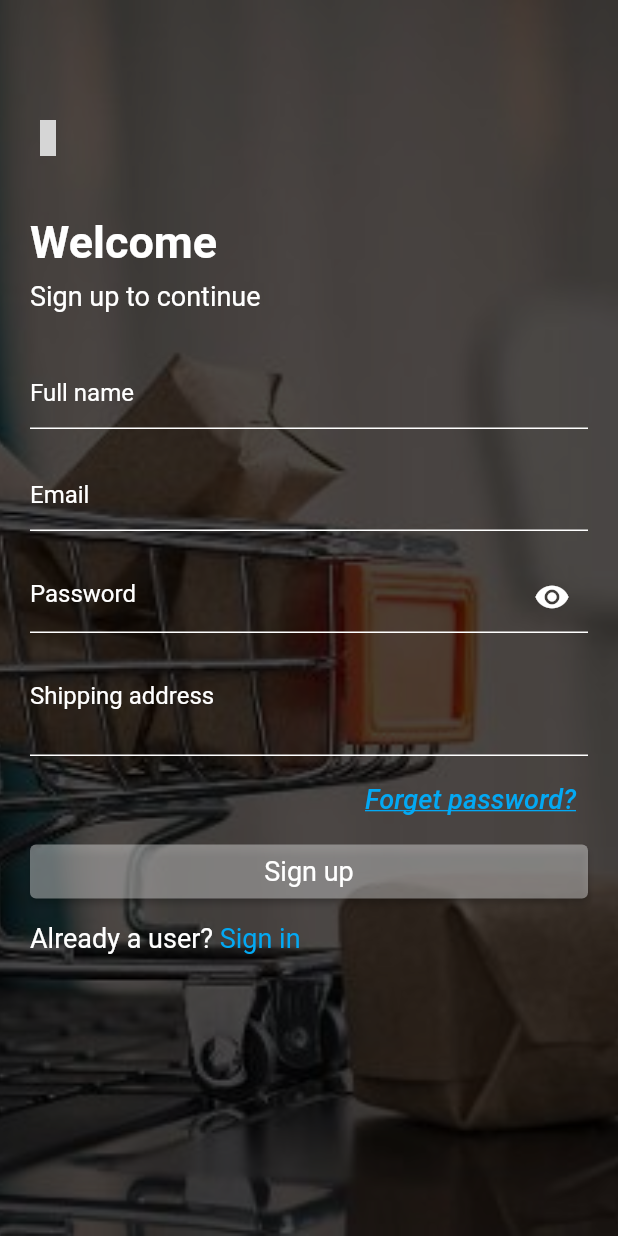
After one commit to Daniel-TheProgrammer/localmarket, a Flutter app: the RegisterScreen screen opened by its route, on a phone screen of 412 x 824 dp. The commit adds this screen. Run offline on Flutter 3.47's test engine with Material 2 defaults, Android fonts, the phone set to English and light mode, and no system bars; drawn by our look-alikes of card_swiper; our stand-ins replace badges, fancy_shimmer_image, firebase_auth, firebase_core, flutter_iconly, shared_preferences; accounts and stored records are empty; grey boxes are pictures that could not be loaded.

Commit message:
loadingmanager

```diff
--- a/lib/screens/auth/register.dart
+++ b/lib/screens/auth/register.dart
@@ -12,6 +12,7 @@ import '../../services/global_methods.dart';
 import '../../services/utils.dart';
 import '../../widgets/auth_button.dart';
 import '../../widgets/text_widget.dart';
+import '../loading_manager.dart';
 import 'forget_pass.dart';
 import 'package:firebase_auth/firebase_auth.dart';
 
@@ -57,11 +58,16 @@ class _RegisterScreenState extends State<RegisterScreen> {
       _formKey.currentState!.save();
 
       try {
-        //Calling authInstance we have defined in consts
         await authInstance.createUserWithEmailAndPassword(
             email: _emailTextController.text.toLowerCase().trim(),
             password: _passTextController.text.trim());
-        print('Succesfully Registered');
+        print('Succefully registered');
+      } on FirebaseException catch (error) {
+        GlobalMethods.errorDialog(
+            subtitle: '${error.message}', context: context);
+        setState(() {
+          _isLoading = false;
+        });
       } catch (error) {
         GlobalMethods.errorDialog(subtitle: '$error', context: context);
         setState(() {
@@ -81,7 +87,9 @@ class _RegisterScreenState extends State<RegisterScreen> {
     Color color = Utils(context).color;
 
     return Scaffold(
-      body: Stack(
+      body: LoadingManager(
+        isLoading: _isLoading,
+        child: Stack(
           children: <Widget>[
             Swiper(
               duration: 800,
@@ -113,8 +121,9 @@ class _RegisterScreenState extends State<RegisterScreen> {
                   ),
                   InkWell(
                     borderRadius: BorderRadius.circular(12),
-                  onTap: () =>
-                      Navigator.canPop(context) ? Navigator.pop(context) : null,
+                    onTap: () => Navigator.canPop(context)
+                        ? Navigator.pop(context)
+                        : null,
                     child: Icon(
                       IconlyLight.arrowLeft2,
                       color: theme == true ? Colors.white : Colors.black,
@@ -180,8 +189,8 @@ class _RegisterScreenState extends State<RegisterScreen> {
                         TextFormField(
                           focusNode: _emailFocusNode,
                           textInputAction: TextInputAction.next,
-                        onEditingComplete: () =>
-                            FocusScope.of(context).requestFocus(_passFocusNode),
+                          onEditingComplete: () => FocusScope.of(context)
+                              .requestFocus(_passFocusNode),
                           keyboardType: TextInputType.emailAddress,
                           controller: _emailTextController,
                           validator: (value) {
@@ -310,7 +319,9 @@ class _RegisterScreenState extends State<RegisterScreen> {
                       ),
                     ),
                   ),
-                AuthButton(
+                  _isLoading
+                      ? const CircularProgressIndicator()
+                      : AuthButton(
                           buttonText: 'Sign up',
                           fct: () {
                             _submitFormOnRegister();
@@ -322,7 +333,8 @@ class _RegisterScreenState extends State<RegisterScreen> {
                   RichText(
                     text: TextSpan(
                         text: 'Already a user?',
-                      style: const TextStyle(color: Colors.white, fontSize: 18),
+                        style:
+                            const TextStyle(color: Colors.white, fontSize: 18),
                         children: <TextSpan>[
                           TextSpan(
                               text: ' Sign in',
@@ -340,6 +352,7 @@ class _RegisterScreenState extends State<RegisterScreen> {
             ),
           ],
         ),
+      ),
     );
   }
 }
--- /dev/null
+++ b/lib/screens/loading_manager.dart
@@ -0,0 +1,28 @@
+import 'package:flutter/material.dart';
+
+class LoadingManager extends StatelessWidget {
+  const LoadingManager({Key? key, required this.isLoading, required this.child})
+      : super(key: key);
+  final bool isLoading;
+  final Widget child;
+  @override
+  Widget build(BuildContext context) {
+    return Stack(
+      children: [
+        child,
+        isLoading
+            ? Container(
+                color: Colors.black.withOpacity(0.7),
+              )
+            : Container(),
+        isLoading
+            ? const Center(
+                child: CircularProgressIndicator(
+                  color: Colors.white,
+                ),
+              )
+            : Container(),
+      ],
+    );
+  }
+}
```
Lines whose indentation alone changed are shown as unchanged.
